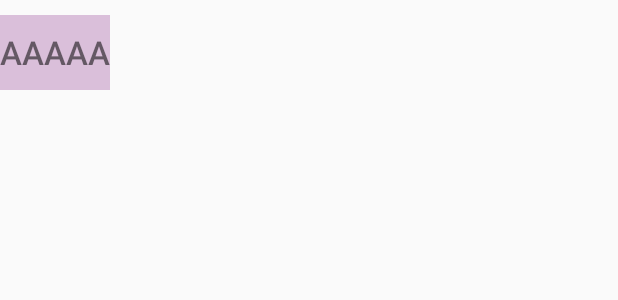
After one commit to dbackspace/WordMatching, an Android app: the layout item_word_received.xml on its own in the app's theme, with its tools: preview values and no code run, on a phone screen of 412 x 824 dp. The commit adds this screen. Shown: the top 300 px of the screen. Run offline under Robolectric (Android 15) with nearby library versions, the phone set to English and light mode, and no system bars; network calls fail.

Commit message:
Add files via upload

```diff
--- /dev/null
+++ b/app/src/main/res/layout/item_word_received.xml
@@ -0,0 +1,13 @@
+<?xml version="1.0" encoding="utf-8"?>
+<LinearLayout xmlns:android="http://schemas.android.com/apk/res/android"
+    android:layout_width="match_parent"
+    android:layout_height="70dp"
+    android:gravity="center|start"
+    android:orientation="vertical">
+
+    <TextView
+        android:id="@+id/tvWord"
+        style="@style/TextViewMessage"
+        android:background="#DABFDA"
+        android:text="AAAAA" />
+</LinearLayout>
```
Also changed, not shown: app/src/main/res/layout/activity_play.xml (+32 -3 lines), app/src/main/res/layout/item_word_sent.xml (added, +13 -0 lines).
